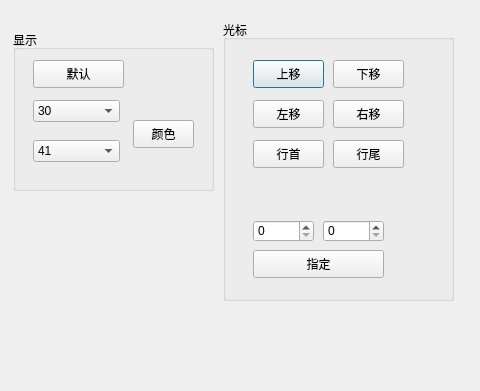
This is QTerm/dialog.ui in isliulin/QT43 as Qt 5 draws it before an edit; both pictures show x 177 to 657 and y 0 to 391 of the 657 by 489 pixel window. The edited form follows.
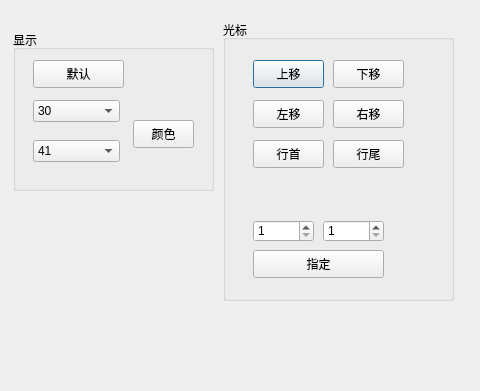
This is the edited form.

```diff
--- a/QTerm/dialog.ui
+++ b/QTerm/dialog.ui
@@ -112,6 +112,9 @@
       <height>22</height>
      </rect>
     </property>
+    <property name="minimum">
+     <number>1</number>
+    </property>
    </widget>
    <widget class="QSpinBox" name="column">
     <property name="geometry">
@@ -122,6 +125,9 @@
       <height>22</height>
      </rect>
     </property>
+    <property name="minimum">
+     <number>1</number>
+    </property>
    </widget>
    <widget class="QPushButton" name="home">
     <property name="geometry">
```
